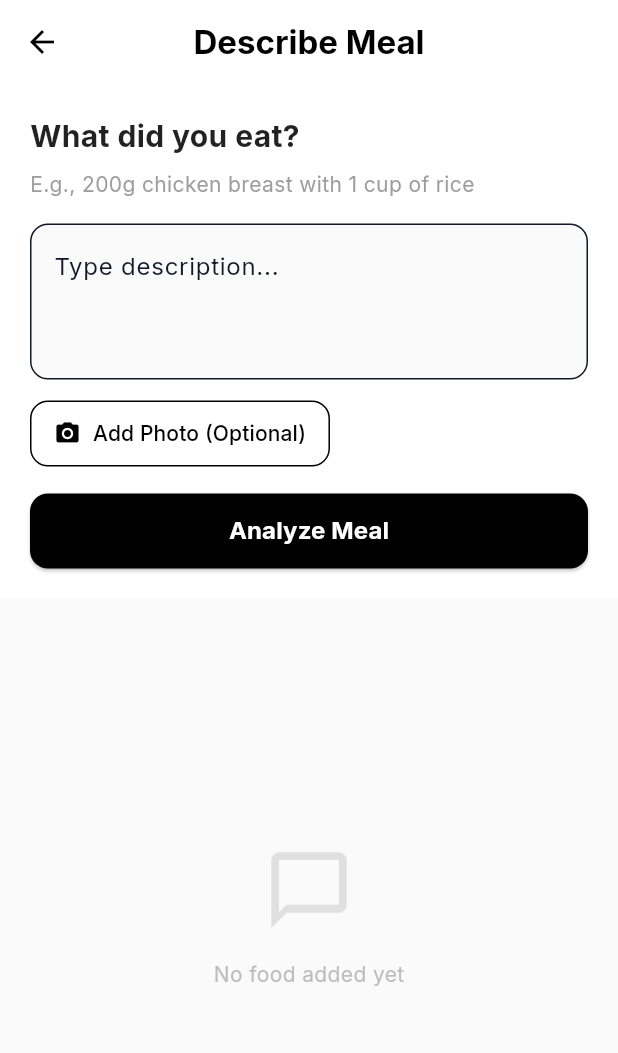
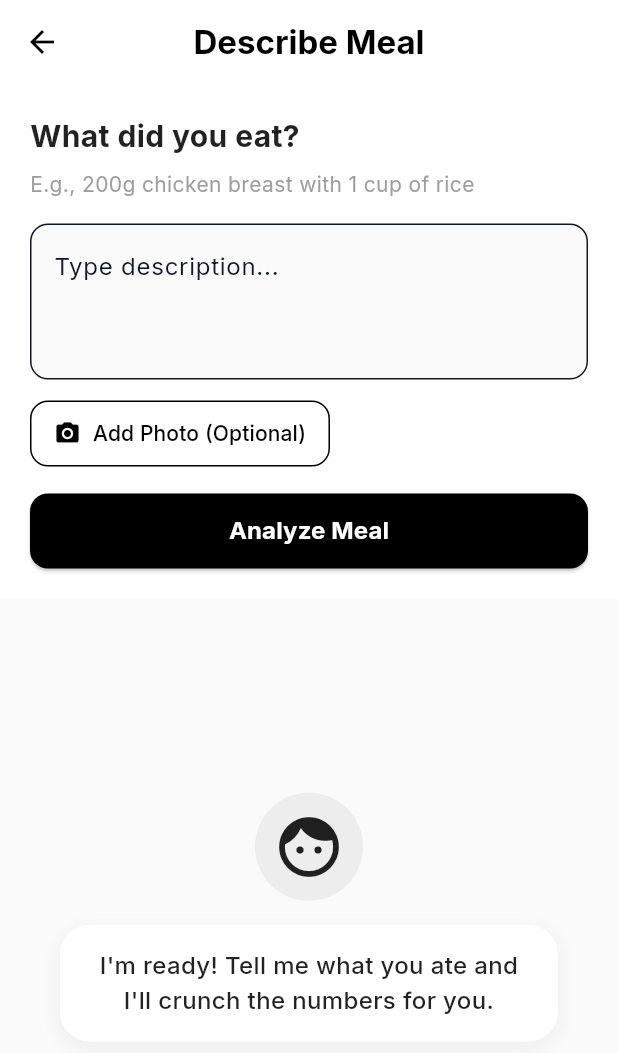
Before and after one commit to oubaidboussaidi/FoodIQ, a Flutter app: the MealScanScreen screen opened directly, on a phone screen of 412 x 824 dp. Shown: the top 1053 px of the screen. Run offline on Flutter 3.47's test engine with Material 3 defaults, Android fonts, the phone set to English and light mode, and no system bars; our stand-ins replace fl_chart, flutter_local_notifications, flutter_svg, google_fonts, hive, hive_flutter and 3 more; missing offline and left inert: string_similarity; accounts and stored records are empty.

Commit message:
feat: Implement meal scanning and analysis features, including a new intelligent loader, data models, services, and updated app icons.

```diff
--- a/lib/main.dart
+++ b/lib/main.dart
@@ -1,4 +1,5 @@
 import 'package:flutter/material.dart';
+import 'package:flutter/services.dart';
 import 'package:provider/provider.dart';
 import 'package:google_fonts/google_fonts.dart';
 import 'services/storage_service.dart';
@@ -8,6 +9,10 @@ import 'widgets/intelligent_loader.dart';
 
 void main() {
   WidgetsFlutterBinding.ensureInitialized();
+
+  // Set full screen mode
+  SystemChrome.setEnabledSystemUIMode(SystemUiMode.immersiveSticky);
+
   runApp(const BootstrapApp());
 }
 
--- a/lib/screens/meal_scan_screen.dart
+++ b/lib/screens/meal_scan_screen.dart
@@ -23,6 +23,7 @@ class _MealScanScreenState extends State<MealScanScreen> {
   List<ScannedFood> _results = [];
   Map<String, double> _portions = {};
   File? _selectedImage;
+  String? _errorMessage;
 
   Future<void> _analyzeDescription() async {
     final text = _textController.text.trim();
@@ -31,6 +32,7 @@ class _MealScanScreenState extends State<MealScanScreen> {
     setState(() {
       _isLoading = true;
       _results = [];
+      _errorMessage = null;
       FocusScope.of(context).unfocus();
     });
 
@@ -46,9 +48,9 @@ class _MealScanScreenState extends State<MealScanScreen> {
       }
     } catch (e) {
       if (mounted) {
-        ScaffoldMessenger.of(context).showSnackBar(
-          SnackBar(content: Text('Error: $e')),
-        );
+        setState(() {
+          _errorMessage = e.toString();
+        });
       }
     } finally {
       if (mounted) {
@@ -236,19 +238,14 @@ class _MealScanScreenState extends State<MealScanScreen> {
           if (_isLoading)
             const LinearProgressIndicator(color: Colors.black),
 
-          // 2. Results List
+          // 2. Results List / Error Message
           Expanded(
-            child: _results.isEmpty && !_isLoading
-                ? Center(
-                    child: Column(
-                      mainAxisAlignment: MainAxisAlignment.center,
-                      children: [
-                        Icon(Icons.chat_bubble_outline, size: 60, color: Colors.grey[300]),
-                        const SizedBox(height: 16),
-                        Text("No food added yet", style: TextStyle(color: Colors.grey[400])),
-                      ],
-                    ),
-                  )
+            child: _isLoading
+              ? const Center(child: CircularProgressIndicator(color: Colors.black))
+              : _errorMessage != null
+                ? _buildBotMessage(_errorMessage!, isError: true)
+                : _results.isEmpty
+                    ? _buildBotMessage("I'm ready! Tell me what you ate and I'll crunch the numbers for you.")
                     : ListView.separated(
                         padding: const EdgeInsets.all(20),
                         itemCount: _results.length,
@@ -308,7 +305,70 @@ class _MealScanScreenState extends State<MealScanScreen> {
     return total;
   }
 
+  Widget _buildBotMessage(String message, {bool isError = false}) {
+    return Center(
+      child: Padding(
+        padding: const EdgeInsets.symmetric(horizontal: 40),
+        child: TweenAnimationBuilder<double>(
+          duration: const Duration(milliseconds: 400),
+          tween: Tween(begin: 0.0, end: 1.0),
+          curve: Curves.elasticOut,
+          builder: (context, value, child) {
+            return Transform.scale(
+              scale: value,
+              child: Opacity(
+                opacity: value.clamp(0.0, 1.0),
+                child: Column(
+                  mainAxisSize: MainAxisSize.min,
+                  children: [
+                    Container(
+                      padding: const EdgeInsets.all(12),
+                      decoration: BoxDecoration(
+                        color: isError ? Colors.red.withOpacity(0.1) : Colors.black.withOpacity(0.05),
+                        shape: BoxShape.circle,
+                      ),
+                      child: Icon(
+                        isError ? Icons.sentiment_very_dissatisfied : Icons.face,
+                        size: 48,
+                        color: isError ? Colors.red : Colors.black87,
+                      ),
+                    ),
+                    const SizedBox(height: 16),
+                    Container(
+                      padding: const EdgeInsets.symmetric(horizontal: 20, vertical: 16),
+                      decoration: BoxDecoration(
+                        color: isError ? Colors.red[50] : Colors.white,
+                        borderRadius: BorderRadius.circular(20),
+                        boxShadow: [
+                          BoxShadow(
+                            color: Colors.black.withOpacity(0.05),
+                            blurRadius: 10,
+                            offset: const Offset(0, 4),
+                          ),
+                        ],
+                      ),
+                      child: Text(
+                        message,
+                        textAlign: TextAlign.center,
+                        style: TextStyle(
+                          fontSize: 16,
+                          color: isError ? Colors.red[900] : Colors.black87,
+                          fontWeight: FontWeight.w500,
+                        ),
+                      ),
+                    ),
+                  ],
+                ),
+              ),
+            );
+          },
+        ),
+      ),
+    );
+  }
+
   Widget _buildFoodCard(ScannedFood food) {
+    // ... rest of the method remains same
     double portion = _portions[food.name] ?? 100;
     double multiplier = portion / 100;
 
--- a/lib/services/food_database.dart
+++ b/lib/services/food_database.dart
@@ -51,9 +51,12 @@ class FoodDatabase {
     _f('Squid (Fried)', '🦑', 2.1, 0.15, 0.08, 0.13, [FoodUnit.g], FoodUnit.g),
     _f('Scallops (Cooked)', '🐚', 1.1, 0.2, 0.05, 0.01, [FoodUnit.g], FoodUnit.g),
 
-    // ===================== EGGS & DAIRY =====================
-    _f('Egg (Whole)', '🥚', 70.0, 6.0, 0.5, 5.0, [FoodUnit.piece], FoodUnit.piece, s: {'1 egg': 1, '2 eggs': 2, '3 eggs': 3}),
-    _f('Egg Whites', '🥚', 17.0, 3.6, 0.2, 0.0, [FoodUnit.piece, FoodUnit.g], FoodUnit.piece, s: {'Whites of 2 eggs': 2}),
+    // ===================== EGGS & DAIRY (WITH COOKING STYLES) =====================
+    _f('Egg (Whole Boiled)', '🥚', 78.0, 6.3, 0.6, 5.3, [FoodUnit.piece], FoodUnit.piece, s: {'1 egg': 1, '2 eggs': 2}),
+    _f('Egg (Fried)', '🍳', 90.0, 6.3, 0.6, 7.0, [FoodUnit.piece], FoodUnit.piece, s: {'1 fried egg': 1}),
+    _f('Egg (Scrambled)', '🍳', 100.0, 7.0, 1.0, 7.5, [FoodUnit.piece], FoodUnit.piece, s: {'Portion of 2 eggs': 2}),
+    _f('Egg (Poached)', '🥚', 75.0, 6.0, 0.5, 5.0, [FoodUnit.piece], FoodUnit.piece),
+    _f('Egg Whites (Boiled)', '🥚', 17.0, 3.6, 0.2, 0.0, [FoodUnit.piece, FoodUnit.g], FoodUnit.piece),
     _f('Delice Milk (Whole)', '🥛', 0.64, 0.032, 0.048, 0.035, [FoodUnit.ml, FoodUnit.l], FoodUnit.ml, s: {'1 glass (250ml)': 250, '1 cup (200ml)': 200, '1 bottle (1L)': 1000}),
     _f('Delice Milk (Skim)', '🥛', 0.34, 0.034, 0.05, 0.001, [FoodUnit.ml, FoodUnit.l], FoodUnit.ml),
     _f('Almond Milk (Unsweetened)', '🥛', 0.15, 0.004, 0.012, 0.011, [FoodUnit.ml, FoodUnit.l], FoodUnit.ml),
@@ -93,7 +96,7 @@ class FoodDatabase {
     _f('Bagel (Plain)', '🥯', 2.5, 0.1, 0.48, 0.01, [FoodUnit.piece, FoodUnit.g], FoodUnit.piece, s: {'1 bagel (90g)': 90}),
     _f('Croissant', '🥐', 4.0, 0.08, 0.45, 0.21, [FoodUnit.piece, FoodUnit.g], FoodUnit.piece, s: {'1 medium': 60}),
 
-    // ===================== VEGETABLES (ALMOST ALL) =====================
+    // ===================== VEGETABLES & POTATOES (WITH COOKING STYLES) =====================
     _f('Broccoli', '🥦', 0.34, 0.028, 0.066, 0.004, [FoodUnit.g], FoodUnit.g, s: {'1 cup (90g)': 90}),
     _f('Cauliflower', '🥦', 0.25, 0.019, 0.05, 0.003, [FoodUnit.g], FoodUnit.g),
     _f('Spinach (Raw)', '🥬', 0.23, 0.029, 0.036, 0.004, [FoodUnit.g], FoodUnit.g),
@@ -132,7 +135,9 @@ class FoodDatabase {
     _f('Pumpkin (Cooked)', '🎃', 0.26, 0.01, 0.06, 0.001, [FoodUnit.g], FoodUnit.g),
     _f('Okra (Gnaouia)', '🥗', 0.33, 0.019, 0.075, 0.002, [FoodUnit.g], FoodUnit.g),
     _f('Potato (Boiled)', '🥔', 0.87, 0.02, 0.2, 0.001, [FoodUnit.g], FoodUnit.g, s: {'Medium (150g)': 150}),
-    _f('Potato (Baked)', '🥔', 0.93, 0.025, 0.21, 0.001, [FoodUnit.g], FoodUnit.g),
+    _f('Potato (Fried / Fries)', '🍟', 3.12, 0.03, 0.41, 0.15, [FoodUnit.g], FoodUnit.g, s: {'Small portion': 100, 'Large portion': 250}),
+    _f('Potato (Mashed with Milk)', '🥣', 1.13, 0.02, 0.17, 0.04, [FoodUnit.g], FoodUnit.g, s: {'1 scoop': 100}),
+    _f('Potato (Baked / Jacket)', '🥔', 0.93, 0.025, 0.21, 0.001, [FoodUnit.g], FoodUnit.g),
     _f('Sweet Potato (Baked)', '🍠', 0.9, 0.02, 0.21, 0.001, [FoodUnit.g], FoodUnit.g),
 
     // ===================== FRUITS (MASSIVE LIST) =====================
@@ -184,7 +189,23 @@ class FoodDatabase {
     _f('Tahini', '🥣', 5.95, 0.17, 0.21, 0.53, [FoodUnit.g, FoodUnit.tbsp], FoodUnit.tbsp),
     _f('Mayonnaise', '🥣', 6.8, 0.01, 0.01, 0.75, [FoodUnit.tbsp, FoodUnit.g], FoodUnit.tbsp, s: {'1 tbsp': 15}),
 
-    // ===================== TUNISIAN DISHES & SPECIALTIES =====================
+    // ===================== TUNISIAN DISHES & SPECIALTIES (EXPANDED) =====================
+    _f('Lablabi (Plain)', '🥣', 1.4, 0.08, 0.22, 0.02, [FoodUnit.g], FoodUnit.g, s: {'1 bowl': 350}),
+    _f('Lablabi (With Egg and Tuna)', '🥣', 1.8, 0.12, 0.20, 0.08, [FoodUnit.g], FoodUnit.g, s: {'1 bowl': 400}),
+    _f('Ojja (With Merguez)', '🍳', 1.8, 0.09, 0.06, 0.15, [FoodUnit.g], FoodUnit.g, s: {'1 portion': 300}),
+    _f('Ojja (With Seafood)', '🍳', 1.3, 0.11, 0.05, 0.07, [FoodUnit.g], FoodUnit.g, s: {'1 portion': 300}),
+    _f('Salade Tunisienne', '🥗', 0.5, 0.02, 0.04, 0.03, [FoodUnit.g], FoodUnit.g, s: {'1 bowl': 200}),
+    _f('Mechouia (Olive Oil)', '🥗', 0.9, 0.02, 0.08, 0.06, [FoodUnit.g, FoodUnit.tbsp], FoodUnit.g, s: {'1 serving': 150}),
+    _f('Kafteji (Traditional)', '🥘', 2.3, 0.04, 0.15, 0.18, [FoodUnit.g], FoodUnit.g, s: {'1 portion': 250}),
+    _f('Market Batata (Potato Stew)', '🥘', 1.1, 0.06, 0.15, 0.04, [FoodUnit.g], FoodUnit.g),
+    _f('Market Jelbana (Pea Stew)', '🥘', 1.3, 0.08, 0.12, 0.06, [FoodUnit.g], FoodUnit.g),
+    _f('Market Loubia (Bean Stew)', '🥘', 1.4, 0.09, 0.18, 0.04, [FoodUnit.g], FoodUnit.g),
+    _f('Tunisian Rice (Jerbi)', '🍚', 1.6, 0.08, 0.25, 0.04, [FoodUnit.g], FoodUnit.g, s: {'1 plate': 350}),
+    _f('Sea Bream (Gilt-head / Daurade)', '🐟', 1.2, 0.2, 0.0, 0.05, [FoodUnit.g], FoodUnit.g),
+    _f('Sardines (Grilled)', '🐟', 1.9, 0.23, 0.0, 0.11, [FoodUnit.g], FoodUnit.g),
+    _f('Tunisian Tea (With Pine Nuts)', '🍵', 0.6, 0.01, 0.12, 0.02, [FoodUnit.ml], FoodUnit.ml, s: {'1 glass': 150}),
+    _f('Tunisian Tea (With Peanuts)', '🍵', 0.5, 0.01, 0.10, 0.01, [FoodUnit.ml], FoodUnit.ml, s: {'1 glass': 150}),
+    _f('Assida Pudding (Zgougou)', '🥣', 3.2, 0.06, 0.45, 0.15, [FoodUnit.g], FoodUnit.g, s: {'1 cup': 150}),
     _f('Lablabi (Chickpea Soup)', '🥣', 1.7, 0.08, 0.22, 0.05, [FoodUnit.g], FoodUnit.g, s: {'1 bowl': 350, 'Large bowl': 500}),
     _f('Fricassé', '🥪', 320.0, 12.0, 30.0, 16.0, [FoodUnit.piece], FoodUnit.piece, s: {'1 fricassé': 1, '2 fricassés': 2}),
     _f('Couscous (Meat & Veggies)', '🍛', 1.45, 0.07, 0.20, 0.04, [FoodUnit.g], FoodUnit.g, s: {'1 plate': 400, 'Large plate': 600}),
@@ -202,22 +223,66 @@ class FoodDatabase {
     _f('Assida (Plain)', '🥣', 1.4, 0.03, 0.3, 0.01, [FoodUnit.g], FoodUnit.g),
     _f('Mrouzia', '🥘', 2.2, 0.12, 0.15, 0.12, [FoodUnit.g], FoodUnit.g),
 
+    // ===================== INTERNATIONAL & FAST FOOD =====================
+    _f('Big Mac', '🍔', 2.57, 0.12, 0.2, 0.15, [FoodUnit.piece], FoodUnit.piece, s: {'1 burger': 215}),
+    _f('Chicken McNuggets', '🍗', 2.8, 0.15, 0.18, 0.16, [FoodUnit.piece, FoodUnit.g], FoodUnit.piece, s: {'6 pieces': 6, '9 pieces': 9}),
+    _f('Quarter Pounder with Cheese', '🍔', 2.6, 0.16, 0.18, 0.14, [FoodUnit.piece], FoodUnit.piece, s: {'1 burger': 200}),
+    _f('Subway Chicken Teriyaki (6 inch)', '🥪', 1.5, 0.11, 0.22, 0.02, [FoodUnit.piece], FoodUnit.piece, s: {'1 sub': 1}),
+    _f('KFC Zinger Burger', '🍔', 2.7, 0.14, 0.23, 0.13, [FoodUnit.piece], FoodUnit.piece, s: {'1 burger': 200}),
+    _f('Classic Beef Burger', '🍔', 2.5, 0.13, 0.2, 0.14, [FoodUnit.piece], FoodUnit.piece, s: {'1 burger': 180}),
+    _f('Margherita Pizza', '🍕', 2.6, 0.11, 0.3, 0.1, [FoodUnit.slice, FoodUnit.g], FoodUnit.slice, s: {'1 slice': 100, 'Whole Medium': 600}),
+    _f('Pepperoni Pizza', '🍕', 3.0, 0.12, 0.28, 0.14, [FoodUnit.slice, FoodUnit.g], FoodUnit.slice, s: {'1 slice': 100, 'Whole Medium': 600}),
+    _f('Greek Salad', '🥗', 0.9, 0.03, 0.05, 0.07, [FoodUnit.g], FoodUnit.g, s: {'1 bowl': 300}),
+    _f('Caesar Salad (No Dressing)', '🥗', 0.45, 0.04, 0.03, 0.02, [FoodUnit.g], FoodUnit.g),
+    _f('Caesar Dressing', '🥣', 4.5, 0.02, 0.04, 0.48, [FoodUnit.tbsp, FoodUnit.g], FoodUnit.tbsp, s: {'1 tbsp': 15}),
+    _f('Chicken Burrito', '🌯', 1.9, 0.12, 0.2, 0.07, [FoodUnit.piece], FoodUnit.piece, s: {'1 large burrito': 350}),
+    _f('Beef Taco (Soft)', '🌮', 2.1, 0.11, 0.19, 0.1, [FoodUnit.piece], FoodUnit.piece, s: {'1 taco': 100}),
+    _f('Spaghetti Carbonara', '🍝', 2.2, 0.09, 0.22, 0.11, [FoodUnit.g], FoodUnit.g, s: {'1 plate': 350}),
+    _f('Sushi Philadelphia Roll', '🍱', 1.8, 0.06, 0.24, 0.06, [FoodUnit.piece, FoodUnit.g], FoodUnit.piece, s: {'6 pieces': 6, '1 piece': 35}),
+
+    // ===================== BREAKFAST ITEMS =====================
+    _f('Pancakes (Plain)', '🥞', 2.3, 0.06, 0.28, 0.1, [FoodUnit.piece, FoodUnit.g], FoodUnit.piece, s: {'1 pancake': 50}),
+    _f('Waffles', '🧇', 2.9, 0.08, 0.33, 0.14, [FoodUnit.piece, FoodUnit.g], FoodUnit.piece, s: {'1 waffle': 75}),
+    _f('French Toast', '🍞', 2.3, 0.08, 0.25, 0.11, [FoodUnit.slice, FoodUnit.g], FoodUnit.slice, s: {'1 slice': 60}),
+    _f('Cornflakes', '🥣', 3.6, 0.07, 0.84, 0.01, [FoodUnit.g], FoodUnit.g, s: {'1 bowl (30g)': 30}),
+    _f('Granola (Honey Nuts)', '🥣', 4.8, 0.1, 0.6, 0.24, [FoodUnit.g], FoodUnit.g, s: {'1/2 cup (50g)': 50}),
+    _f('Muesli', '🥣', 3.7, 0.11, 0.65, 0.07, [FoodUnit.g], FoodUnit.g),
+    _f('English Muffin', '🥯', 2.3, 0.08, 0.45, 0.02, [FoodUnit.piece], FoodUnit.piece),
+    _f('Omelet (Two Eggs)', '🍳', 1.5, 0.11, 0.01, 0.11, [FoodUnit.piece], FoodUnit.piece, s: {'1 omelet': 1}),
+
+    // ===================== HEALTHY SNACKS & SUPPLEMENTS =====================
+    _f('Protein Bar (Average)', '🍫', 3.8, 0.35, 0.3, 0.12, [FoodUnit.piece, FoodUnit.g], FoodUnit.piece, s: {'1 bar': 60}),
+    _f('Whey Protein Powder', '🥤', 3.9, 0.8, 0.08, 0.06, [FoodUnit.g, FoodUnit.tbsp], FoodUnit.g, s: {'1 scoop (30g)': 30}),
+    _f('Creatine Monohydrate', '🧂', 0.0, 0.0, 0.0, 0.0, [FoodUnit.g, FoodUnit.tsp], FoodUnit.g, s: {'1 tsp (5g)': 5}),
+    _f('Casein Protein', '🥤', 3.7, 0.75, 0.1, 0.04, [FoodUnit.g, FoodUnit.tbsp], FoodUnit.g, s: {'1 scoop (30g)': 30}),
+    _f('Rice Cakes (Plain)', '🍪', 3.8, 0.08, 0.8, 0.03, [FoodUnit.piece, FoodUnit.g], FoodUnit.piece, s: {'1 cake': 9}),
+    _f('Greek Yogurt (Full Fat)', '🥣', 0.97, 0.09, 0.04, 0.05, [FoodUnit.g], FoodUnit.g, s: {'1 container (150g)': 150}),
+    _f('Skyr (High Protein Yogurt)', '🥣', 0.6, 0.11, 0.04, 0.002, [FoodUnit.g], FoodUnit.g, s: {'1 container (150g)': 150}),
+    _f('Hummus', '🥣', 1.7, 0.08, 0.14, 0.1, [FoodUnit.g, FoodUnit.tbsp], FoodUnit.tbsp, s: {'1 tbsp': 15, '1 small tub': 200}),
+
     // ===================== SNACKS, BEVERAGES & CONDIMENTS =====================
     _f('Major Biscuit', '🍪', 5.2, 0.07, 0.67, 0.24, [FoodUnit.g, FoodUnit.piece], FoodUnit.g, s: {'1 biscuit': 14, '1 pack (170g)': 170, '1/2 pack': 85}),
     _f('Dark Chocolate (70-85%)', '🍫', 5.98, 0.08, 0.46, 0.43, [FoodUnit.g, FoodUnit.piece], FoodUnit.g, s: {'1 square (10g)': 10}),
     _f('Milk Chocolate', '🍫', 5.35, 0.08, 0.59, 0.3, [FoodUnit.g], FoodUnit.g),
     _f('Potato Chips', '🍟', 5.36, 0.07, 0.53, 0.35, [FoodUnit.g], FoodUnit.g, s: {'Small bag (28g)': 28}),
+    _f('Doritos (Nacho Cheese)', '🍟', 5.0, 0.08, 0.6, 0.26, [FoodUnit.g], FoodUnit.g, s: {'Small bag': 40}),
+    _f('Pringles (Original)', '🍟', 5.2, 0.04, 0.52, 0.33, [FoodUnit.g], FoodUnit.g),
     _f('Pretzels', '🥨', 3.8, 0.1, 0.8, 0.03, [FoodUnit.g], FoodUnit.g),
     _f('Honey', '🍯', 3.04, 0.003, 0.82, 0.0, [FoodUnit.g, FoodUnit.tbsp, FoodUnit.tsp], FoodUnit.tbsp, s: {'1 tsp': 7, '1 tbsp': 21}),
     _f('Maple Syrup', '🍁', 2.6, 0.0, 0.67, 0.0, [FoodUnit.tbsp, FoodUnit.g], FoodUnit.tbsp),
     _f('Coke / Soda (Regular)', '🥤', 0.42, 0.0, 0.1, 0.0, [FoodUnit.ml, FoodUnit.l], FoodUnit.ml, s: {'1 can (330ml)': 330}),
+    _f('Pepsi', '🥤', 0.43, 0.0, 0.11, 0.0, [FoodUnit.ml], FoodUnit.ml),
+    _f('Red Bull', '🥤', 0.45, 0.0, 0.11, 0.0, [FoodUnit.ml], FoodUnit.ml, s: {'1 can (250ml)': 250}),
     _f('Sugar-Free Soda', '🥤', 0.0, 0.0, 0.0, 0.0, [FoodUnit.ml, FoodUnit.l], FoodUnit.ml),
     _f('Coffee (Black)', '☕', 0.01, 0.0, 0.0, 0.0, [FoodUnit.ml], FoodUnit.ml),
+    _f('Cappuccino (Whole Milk)', '☕', 0.4, 0.02, 0.03, 0.02, [FoodUnit.ml], FoodUnit.ml, s: {'Regular': 240, 'Large': 350}),
+    _f('Latte (Whole Milk)', '☕', 0.6, 0.03, 0.05, 0.03, [FoodUnit.ml], FoodUnit.ml),
     _f('Tea (Green/Black - Plain)', '🍵', 0.01, 0.0, 0.0, 0.0, [FoodUnit.ml], FoodUnit.ml),
     _f('Orange Juice (100%)', '🍊', 0.45, 0.007, 0.1, 0.002, [FoodUnit.ml, FoodUnit.l], FoodUnit.ml, s: {'1 glass (250ml)': 250}),
     _f('Apple Juice', '🍎', 0.46, 0.0, 0.11, 0.0, [FoodUnit.ml, FoodUnit.l], FoodUnit.ml),
     _f('Beer', '🍺', 0.43, 0.005, 0.035, 0.0, [FoodUnit.ml], FoodUnit.ml, s: {'1 bottle (330ml)': 330}),
     _f('Wine (Red)', '🍷', 0.85, 0.0, 0.026, 0.0, [FoodUnit.ml], FoodUnit.ml, s: {'1 glass (150ml)': 150}),
+    _f('Vodka / Gin / Whisky', '🥃', 2.3, 0.0, 0.0, 0.0, [FoodUnit.ml], FoodUnit.ml, s: {'1 shot (44ml)': 44}),
     _f('Salt', '🧂', 0.0, 0.0, 0.0, 0.0, [FoodUnit.mg, FoodUnit.g, FoodUnit.tsp], FoodUnit.g),
     _f('Sugar (White)', '🍬', 4.0, 0.0, 1.0, 0.0, [FoodUnit.g, FoodUnit.tsp], FoodUnit.g, s: {'1 tsp': 4}),
     _f('Soy Sauce', '🍶', 0.6, 0.1, 0.05, 0.0, [FoodUnit.tbsp, FoodUnit.g], FoodUnit.tbsp),
@@ -247,6 +312,6 @@ class FoodDatabase {
       return a.name.length.compareTo(b.name.length);
     });
 
-    return results.take(10).toList(); // Show more results for a larger database
+    return results.take(15).toList(); // Show more results for a larger database
   }
 }
```
Also changed, not shown: lib/models/food.dart (+8 -0 lines), lib/services/food_nlp_engine.dart (+16 -7 lines), lib/services/meal_analysis_service.dart (+56 -131 lines), lib/widgets/intelligent_loader.dart (+26 -26 lines), assets/images/app_logo.png, 32 other files. Lines whose indentation alone changed are shown as unchanged.
